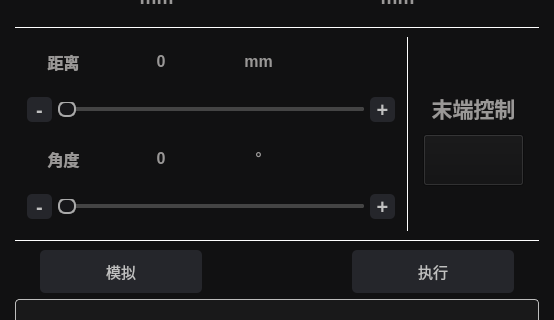
The window that surgical-robot-software-2-0/executewidget.ui (Z-Hd/Lingxi-Spine-care-Visual-Interactive-Software-Prototype) describes before a commit, drawn with Qt 5; both pictures show x 0 to 554 and y 131 to 451 of the 554 by 1013 pixel window.
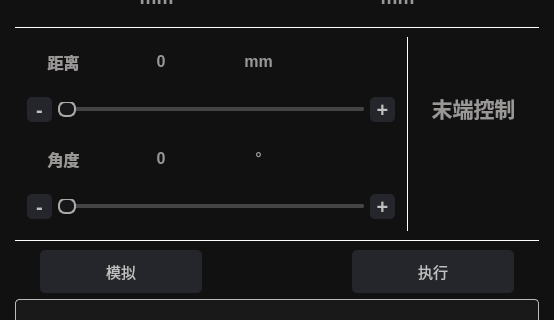
The same window after the commit. Icons and pictures are not drawn.

```diff
--- a/surgical-robot-software-2-0/executewidget.ui
+++ b/surgical-robot-software-2-0/executewidget.ui
@@ -837,9 +837,10 @@
             </sizepolicy>
            </property>
            <property name="styleSheet">
-            <string notr="true">border-image: url(:/resource/image/switchbuttonclose.png);
-background-position: center; 
-background-repeat: no-repeat;</string>
+            <string notr="true">background-position: center;
+background-repeat: no-repeat;
+border: none;
+background-color: transparent;</string>
            </property>
            <property name="text">
             <string/>
```
